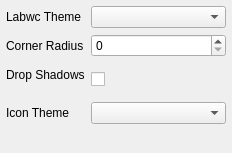
Above: src/appearance.ui from labwc/labwc-tweaks before the change. Below: the same form after it.
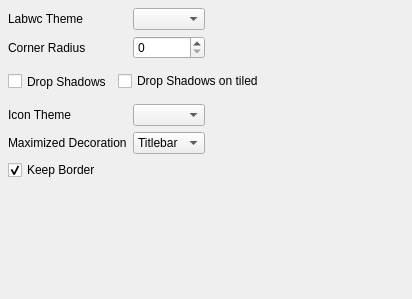
That is the form after the change.

Commit message: Added more possible settings to appearance page

```diff
--- a/src/appearance.ui
+++ b/src/appearance.ui
@@ -6,55 +6,21 @@
    <rect>
     <x>0</x>
     <y>0</y>
-    <width>232</width>
-    <height>153</height>
+    <width>412</width>
+    <height>299</height>
    </rect>
   </property>
-  <layout class="QFormLayout" name="layPage1">
-   <property name="leftMargin">
-    <number>6</number>
+  <widget class="QWidget" name="layoutWidget">
+   <property name="geometry">
+    <rect>
+     <x>8</x>
+     <y>8</y>
+     <width>413</width>
+     <height>286</height>
+    </rect>
    </property>
-   <property name="topMargin">
-    <number>6</number>
-   </property>
-   <property name="rightMargin">
-    <number>6</number>
-   </property>
-   <property name="bottomMargin">
-    <number>6</number>
-   </property>
-   <item row="0" column="0">
-    <widget class="QLabel" name="label">
-     <property name="text">
-      <string>Labwc Theme</string>
-     </property>
-    </widget>
-   </item>
-   <item row="0" column="1">
-    <widget class="QComboBox" name="openboxTheme"/>
-   </item>
-   <item row="1" column="0">
-    <widget class="QLabel" name="label_2">
-     <property name="text">
-      <string>Corner Radius</string>
-     </property>
-    </widget>
-   </item>
-   <item row="1" column="1">
-    <widget class="QSpinBox" name="cornerRadius">
-     <property name="maximum">
-      <number>16</number>
-     </property>
-    </widget>
-   </item>
+   <layout class="QGridLayout" name="gridLayout">
    <item row="2" column="0">
-    <widget class="QLabel" name="label_3">
-     <property name="text">
-      <string>Drop Shadows</string>
-     </property>
-    </widget>
-   </item>
-   <item row="2" column="1">
     <widget class="QCheckBox" name="dropShadows">
      <property name="minimumSize">
       <size>
@@ -62,8 +28,64 @@
        <height>33</height>
       </size>
      </property>
-    </widget>
-   </item>
+      <property name="text">
+       <string>Drop Shadows</string>
+      </property>
+     </widget>
+    </item>
+    <item row="2" column="1" colspan="3">
+     <widget class="QCheckBox" name="dropShadowsOnTiled">
+      <property name="text">
+       <string>Drop Shadows on tiled</string>
+      </property>
+      <property name="checked">
+       <bool>false</bool>
+      </property>
+     </widget>
+    </item>
+    <item row="0" column="2">
+     <widget class="QComboBox" name="openboxTheme"/>
+    </item>
+    <item row="5" column="3">
+     <spacer name="horizontalSpacer_3">
+      <property name="orientation">
+       <enum>Qt::Orientation::Horizontal</enum>
+      </property>
+      <property name="sizeHint" stdset="0">
+       <size>
+        <width>40</width>
+        <height>20</height>
+       </size>
+      </property>
+     </spacer>
+    </item>
+    <item row="5" column="0" colspan="2">
+     <widget class="QLabel" name="label_3">
+      <property name="text">
+       <string>Maximized Decoration</string>
+      </property>
+     </widget>
+    </item>
+    <item row="1" column="2">
+     <widget class="QSpinBox" name="cornerRadius">
+      <property name="maximum">
+       <number>16</number>
+      </property>
+     </widget>
+    </item>
+    <item row="7" column="2">
+     <spacer name="verticalSpacer">
+      <property name="orientation">
+       <enum>Qt::Orientation::Vertical</enum>
+      </property>
+      <property name="sizeHint" stdset="0">
+       <size>
+        <width>20</width>
+        <height>13</height>
+       </size>
+      </property>
+     </spacer>
+    </item>
    <item row="3" column="0">
     <widget class="QLabel" name="label_1">
      <property name="text">
@@ -71,10 +93,49 @@
      </property>
     </widget>
    </item>
-   <item row="3" column="1">
+    <item row="3" column="2">
     <widget class="QComboBox" name="iconTheme"/>
    </item>
-  </layout>
+    <item row="1" column="0">
+     <widget class="QLabel" name="label_2">
+      <property name="text">
+       <string>Corner Radius</string>
+      </property>
+     </widget>
+    </item>
+    <item row="0" column="0">
+     <widget class="QLabel" name="label">
+      <property name="text">
+       <string>Labwc Theme</string>
+      </property>
+     </widget>
+    </item>
+    <item row="5" column="2">
+     <widget class="QComboBox" name="maximizedDecoration">
+      <item>
+       <property name="text">
+        <string>Titlebar</string>
+       </property>
+      </item>
+      <item>
+       <property name="text">
+        <string>None</string>
+       </property>
+      </item>
+     </widget>
+    </item>
+    <item row="6" column="0">
+     <widget class="QCheckBox" name="keepBorder">
+      <property name="text">
+       <string>Keep Border</string>
+      </property>
+      <property name="checked">
+       <bool>true</bool>
+      </property>
+     </widget>
+    </item>
+   </layout>
+  </widget>
  </widget>
  <resources/>
  <connections/>
```
Lines whose indentation alone changed are shown as unchanged. The commit also changes 2 other files.
